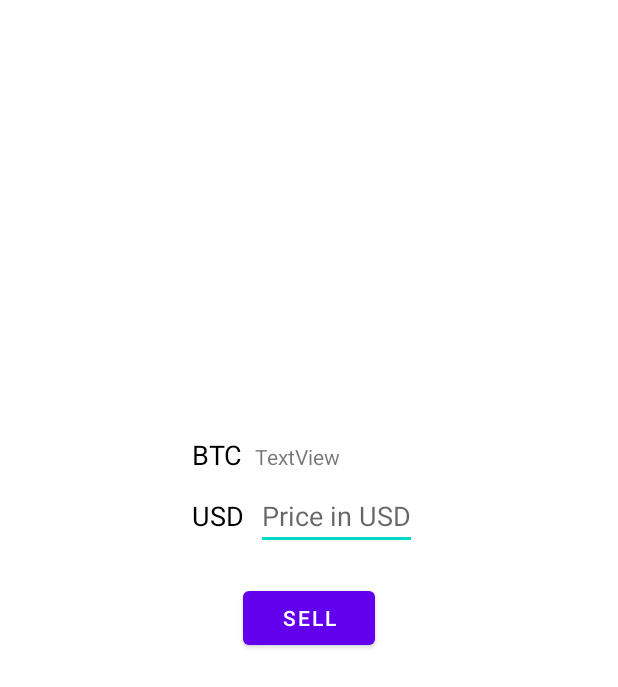
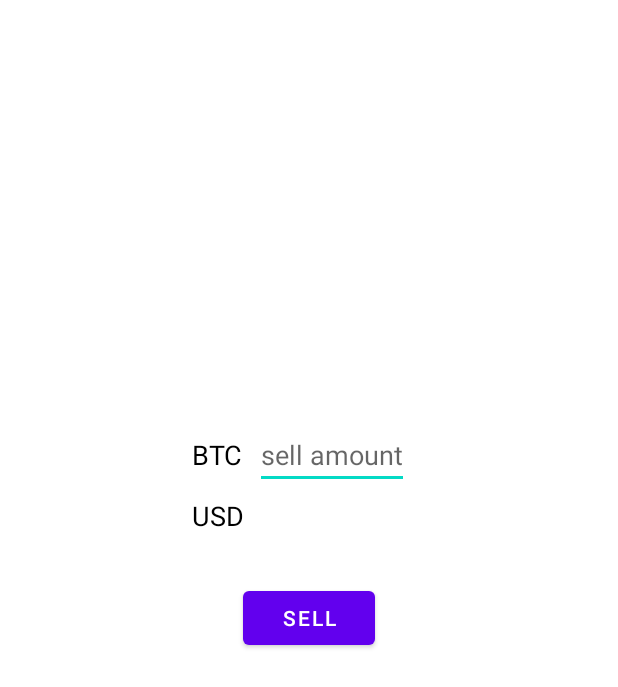
Before and after one commit to magnuen2k/PGR208-Exam, an Android app: the layout transaction_sell_fragment.xml on its own in the app's theme, with its tools: preview values and no code run, on a phone screen of 412 x 824 dp. Shown: the top 687 px of the screen. Run offline under Robolectric (Android 15) with nearby library versions, the phone set to English and light mode, and no system bars.

Commit message:
Fixed Sell Fragment as i had put the editText in the wrong place and therefore made the wrong value editable

```diff
--- a/app/src/main/java/no/kristiania/pgr208_exam/fragments/CcOverviewFragment.kt
+++ b/app/src/main/java/no/kristiania/pgr208_exam/fragments/CcOverviewFragment.kt
@@ -74,7 +74,7 @@ class CcOverviewFragment : Fragment(R.layout.cc_fragment_list) {
             val imageUrl = "https://static.coincap.io/assets/icons/" + ccOverview.symbol?.toLowerCase(
                 Locale.ROOT) + "@2x.png"
             putExtra("currencySymbol", imageUrl)
-            putExtra("recentRate", "${formatDecimal(ccOverview.priceUsd)}")
+            putExtra("recentRate", ccOverview.priceUsd)
             putExtra("symbol", ccOverview.symbol)
             startActivity(this)
         }
--- a/app/src/main/java/no/kristiania/pgr208_exam/fragments/TransactionBuyFragment.kt
+++ b/app/src/main/java/no/kristiania/pgr208_exam/fragments/TransactionBuyFragment.kt
@@ -75,7 +75,7 @@ class TransactionBuyFragment : Fragment(R.layout.transaction_buy_fragment){
         override fun afterTextChanged(s: Editable?) {
             // Need to trim decimals
             if(!binding.usdBuyAmount.text.isNullOrBlank()) {
-                binding.ccBuyAmount.text = (binding.usdBuyAmount.text.toString().toDouble() / formatRecentRate(recentRate.replace("\\s".toRegex(), ""))).toString()
+                binding.ccBuyAmount.text = (binding.usdBuyAmount.text.toString().toDouble() / formatRecentRate(recentRate)).toString()
             } else {
                 binding.ccBuyAmount.text = ""
             }
--- a/app/src/main/res/layout/transaction_sell_fragment.xml
+++ b/app/src/main/res/layout/transaction_sell_fragment.xml
@@ -5,13 +5,14 @@
     android:layout_width="match_parent"
     android:layout_height="match_parent">
 
-    <TextView
+    <EditText
         android:id="@+id/ccSellAmount"
         android:layout_width="wrap_content"
         android:layout_height="wrap_content"
         android:layout_marginStart="8dp"
         android:layout_weight="1"
-        tools:text="TextView"
+        android:hint="sell amount"
+        android:inputType="number"
         app:layout_constraintBaseline_toBaselineOf="@+id/ccName"
         app:layout_constraintStart_toEndOf="@+id/ccName" />
 
@@ -25,14 +26,12 @@
         app:layout_constraintBottom_toTopOf="@+id/usdDisplayText"
         app:layout_constraintEnd_toStartOf="@+id/confirmBtn" />
 
-    <EditText
+    <TextView
         android:id="@+id/usdAmount"
         style="@style/style_edit_text"
         android:layout_width="wrap_content"
         android:layout_height="wrap_content"
         android:layout_marginStart="8dp"
-        android:hint="Price in USD"
-        android:inputType="number"
         app:layout_constraintBaseline_toBaselineOf="@+id/usdDisplayText"
         app:layout_constraintStart_toEndOf="@+id/usdDisplayText" />
 
```
Also changed, not shown: app/src/main/java/no/kristiania/pgr208_exam/activities/TransactionActivity.kt (+11 -1 lines), app/src/main/java/no/kristiania/pgr208_exam/fragments/TransactionSellFragment.kt (+4 -4 lines).
